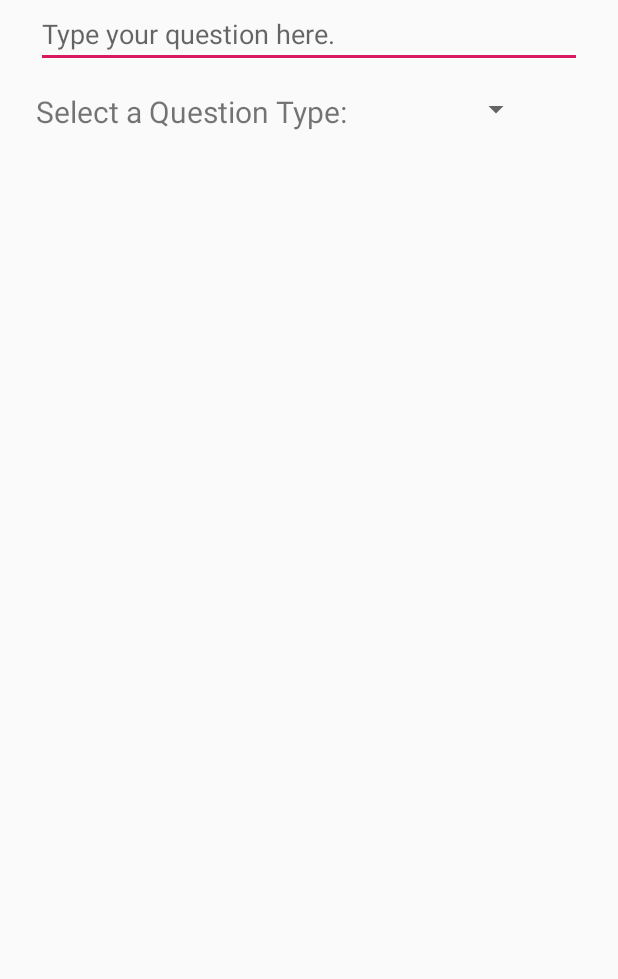
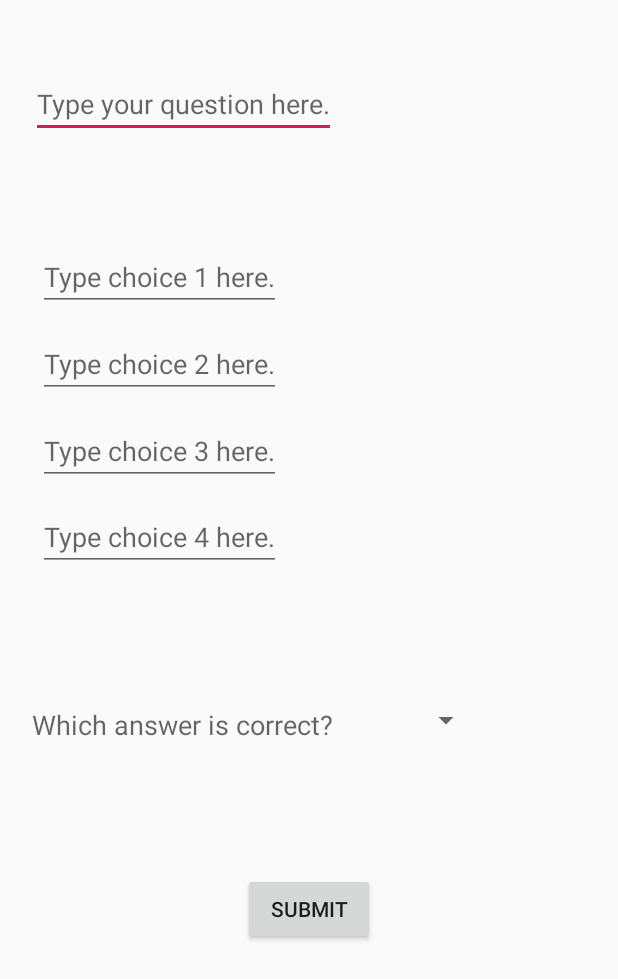
Before and after one commit to briciora/Clicker-App, an Android app: the layout activity_create_question.xml on its own in the app's theme, with its tools: preview values and no code run, on a phone screen of 412 x 824 dp. Shown: the top 979 px of the screen. Run offline under Robolectric (Android 15) with nearby library versions, the phone set to English and light mode, and no system bars.

Commit message:
Class pages and create question functionaloty added

```diff
--- a/app/src/main/java/com/example/clicker/ui/login/ClassPageStudent.java
+++ b/app/src/main/java/com/example/clicker/ui/login/ClassPageStudent.java
@@ -1,11 +1,8 @@
 package com.example.clicker.ui.login;
 
 import android.os.Bundle;
-
 import androidx.appcompat.app.AppCompatActivity;
-
 import android.view.View;
-
 import com.example.clicker.R;
 
 public class ClassPageStudent extends AppCompatActivity implements View.OnClickListener {
--- a/app/src/main/java/com/example/clicker/ui/login/ClassPageTeacher.java
+++ b/app/src/main/java/com/example/clicker/ui/login/ClassPageTeacher.java
@@ -2,17 +2,12 @@ package com.example.clicker.ui.login;
 
 import android.content.Intent;
 import android.os.Bundle;
-
 import androidx.appcompat.app.AppCompatActivity;
-
 import android.view.View;
-
 import com.example.clicker.R;
 
 public class ClassPageTeacher extends AppCompatActivity implements View.OnClickListener {
-
     //  TextView className;
-
     @Override
     protected void onCreate(Bundle savedInstanceState) {
         super.onCreate(savedInstanceState);
--- a/app/src/main/java/com/example/clicker/ui/login/LoginActivity.java
+++ b/app/src/main/java/com/example/clicker/ui/login/LoginActivity.java
@@ -85,7 +85,7 @@ public class LoginActivity extends AppCompatActivity implements View.OnClickList
                                 }
 
                                 // intent must be built inside this scope due to asynchronous nature
-                                Intent intent = new Intent(LoginActivity.this, ClassListActivity.class);
+                                Intent intent = new Intent(LoginActivity.this, ClassPageTeacher.class/*ClassListActivity.class*/);
                                 intent.putExtra("is_teacher", is_teacher);
                                 intent.putExtra("username", userName);
                                 startActivity(intent);
--- a/app/src/main/res/layout/activity_create_question.xml
+++ b/app/src/main/res/layout/activity_create_question.xml
@@ -8,34 +8,106 @@
 
     <EditText
         android:id="@+id/newQuestion"
-        android:layout_width="0dp"
+        android:layout_width="wrap_content"
         android:layout_height="wrap_content"
-        android:layout_marginStart="24dp"
-        android:layout_marginEnd="24dp"
+        android:layout_marginTop="8dp"
         android:hint="Type your question here."
-        app:layout_constraintEnd_toEndOf="parent"
-        app:layout_constraintHorizontal_bias="0.0"
-        app:layout_constraintStart_toStartOf="parent"
-        tools:layout_editor_absoluteY="49dp" />
+        app:layout_constraintBottom_toBottomOf="parent"
+        app:layout_constraintHorizontal_bias="0.1"
+        app:layout_constraintLeft_toLeftOf="parent"
+        app:layout_constraintRight_toRightOf="parent"
+        app:layout_constraintTop_toTopOf="parent"
+        app:layout_constraintVertical_bias="0.05" />
+
+    <EditText
+        android:id="@+id/choice1"
+        android:layout_width="wrap_content"
+        android:layout_height="wrap_content"
+        android:layout_marginTop="8dp"
+        android:hint="Type choice 1 here."
+        app:layout_constraintBottom_toBottomOf="parent"
+        app:layout_constraintHorizontal_bias="0.1"
+        app:layout_constraintLeft_toLeftOf="parent"
+        app:layout_constraintRight_toRightOf="parent"
+        app:layout_constraintTop_toTopOf="parent"
+        app:layout_constraintVertical_bias="0.2" />
+
+    <EditText
+        android:id="@+id/choice2"
+        android:layout_width="wrap_content"
+        android:layout_height="wrap_content"
+        android:layout_marginTop="8dp"
+        android:hint="Type choice 2 here."
+        app:layout_constraintBottom_toBottomOf="parent"
+        app:layout_constraintHorizontal_bias="0.1"
+        app:layout_constraintLeft_toLeftOf="parent"
+        app:layout_constraintRight_toRightOf="parent"
+        app:layout_constraintTop_toTopOf="parent"
+        app:layout_constraintVertical_bias="0.275" />
+
+    <EditText
+        android:id="@+id/choice3"
+        android:layout_width="wrap_content"
+        android:layout_height="wrap_content"
+        android:layout_marginTop="8dp"
+        android:hint="Type choice 3 here."
+        app:layout_constraintBottom_toBottomOf="parent"
+        app:layout_constraintHorizontal_bias="0.1"
+        app:layout_constraintLeft_toLeftOf="parent"
+        app:layout_constraintRight_toRightOf="parent"
+        app:layout_constraintTop_toTopOf="parent"
+        app:layout_constraintVertical_bias="0.35" />
+
+    <EditText
+        android:id="@+id/choice4"
+        android:layout_width="wrap_content"
+        android:layout_height="wrap_content"
+        android:layout_marginTop="8dp"
+        android:hint="Type choice 4 here."
+        app:layout_constraintBottom_toBottomOf="parent"
+        app:layout_constraintHorizontal_bias="0.1"
+        app:layout_constraintLeft_toLeftOf="parent"
+        app:layout_constraintRight_toRightOf="parent"
+        app:layout_constraintTop_toTopOf="parent"
+        app:layout_constraintVertical_bias="0.425" />
 
     <TextView
-        android:id="@+id/qt"
+        android:id="@+id/answerPromt"
         android:layout_width="wrap_content"
         android:layout_height="wrap_content"
-        android:layout_marginTop="15dp"
-        android:text="Select a Question Type:"
-        android:textSize="20dp"
-        app:layout_constraintLeft_toLeftOf="@id/newQuestion"
-        app:layout_constraintTop_toBottomOf="@id/newQuestion" />
+        android:layout_marginTop="8dp"
+        android:hint="Which answer is correct?"
+        android:textSize="18sp"
+        app:layout_constraintBottom_toBottomOf="parent"
+        app:layout_constraintHorizontal_bias="0.1"
+        app:layout_constraintLeft_toLeftOf="parent"
+        app:layout_constraintRight_toRightOf="parent"
+        app:layout_constraintTop_toTopOf="parent"
+        app:layout_constraintVertical_bias="0.585" />
 
     <Spinner
-        android:id="@+id/spinner_QT"
+        android:id="@+id/correctAnswer"
         android:layout_width="wrap_content"
         android:layout_height="wrap_content"
-        android:layout_marginLeft="75dp"
-        android:layout_marginTop="15dp"
-        app:layout_constraintLeft_toRightOf="@id/qt"
-        app:layout_constraintTop_toBottomOf="@id/newQuestion" />
+        app:layout_constraintBottom_toBottomOf="parent"
+        app:layout_constraintHorizontal_bias="0.75"
+        app:layout_constraintLeft_toLeftOf="parent"
+        app:layout_constraintRight_toRightOf="parent"
+        app:layout_constraintTop_toTopOf="parent"
+        app:layout_constraintVertical_bias="0.585" />
+
+    <Button
+        android:id="@+id/submit"
+        android:layout_width="wrap_content"
+        android:layout_height="wrap_content"
+        android:layout_gravity="start"
+        android:text="Submit"
+        app:layout_constraintBottom_toBottomOf="parent"
+        app:layout_constraintHorizontal_bias="0.5"
+        app:layout_constraintLeft_toLeftOf="parent"
+        app:layout_constraintRight_toRightOf="parent"
+        app:layout_constraintTop_toTopOf="parent"
+        app:layout_constraintVertical_bias="0.75" />
 
 
 </androidx.constraintlayout.widget.ConstraintLayout>
```
Also changed, not shown: app/src/main/java/com/example/clicker/ui/login/CreateQuestion.java (+42 -12 lines), app/src/main/res/layout/activity_class_page_student.xml (+6 -6 lines), app/src/main/res/layout/activity_class_page_teacher.xml (+16 -17 lines), app/src/main/res/values/strings.xml (+5 -3 lines).
